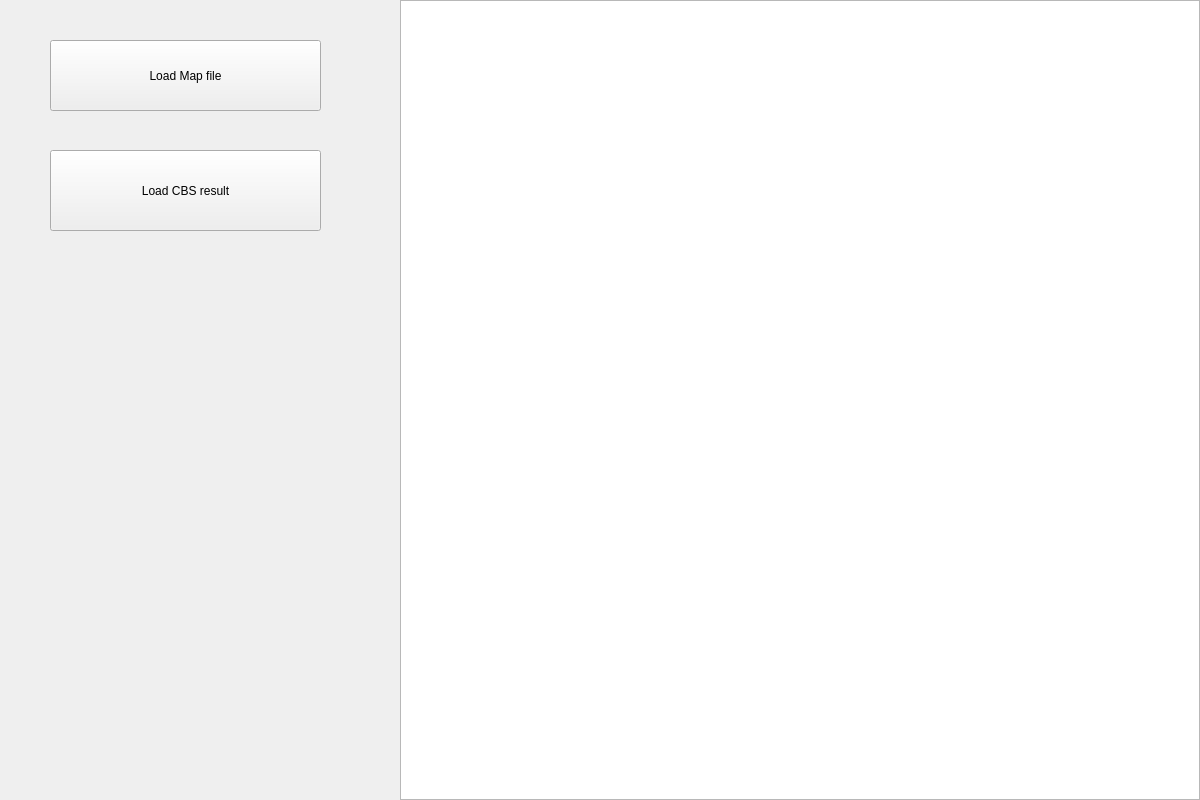
Before: the Qt Designer form ui/main_widget.ui in Edwardscy/pathfinding_visualizer, drawn with Qt 5.
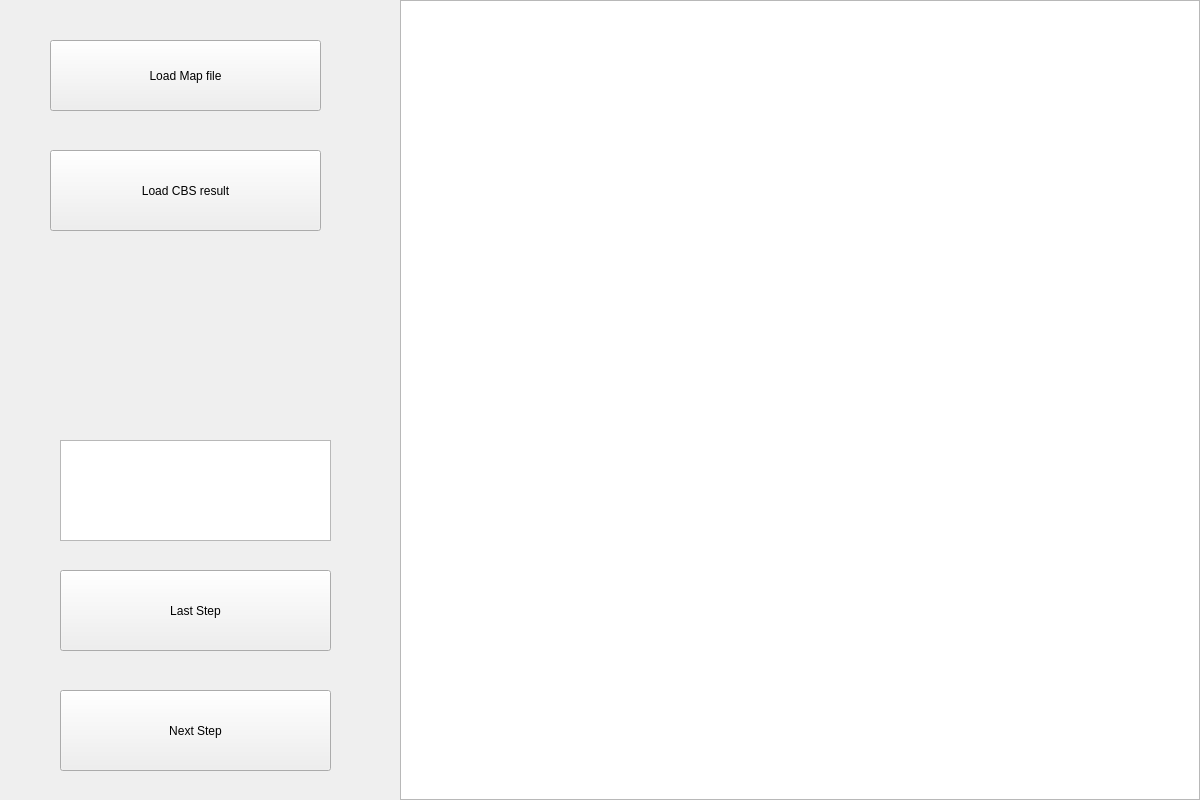
After: the same form once the commit is applied.

```diff
--- a/ui/main_widget.ui
+++ b/ui/main_widget.ui
@@ -55,6 +55,48 @@
     <string>Load CBS result</string>
    </property>
   </widget>
+  <widget class="QPushButton" name="last_step_bt">
+   <property name="enabled">
+    <bool>true</bool>
+   </property>
+   <property name="geometry">
+    <rect>
+     <x>60</x>
+     <y>570</y>
+     <width>271</width>
+     <height>81</height>
+    </rect>
+   </property>
+   <property name="text">
+    <string>Last Step</string>
+   </property>
+  </widget>
+  <widget class="QPushButton" name="next_step_bt">
+   <property name="enabled">
+    <bool>true</bool>
+   </property>
+   <property name="geometry">
+    <rect>
+     <x>60</x>
+     <y>690</y>
+     <width>271</width>
+     <height>81</height>
+    </rect>
+   </property>
+   <property name="text">
+    <string>Next Step</string>
+   </property>
+  </widget>
+  <widget class="QTextBrowser" name="display_text">
+   <property name="geometry">
+    <rect>
+     <x>60</x>
+     <y>440</y>
+     <width>271</width>
+     <height>101</height>
+    </rect>
+   </property>
+  </widget>
  </widget>
  <resources/>
  <connections/>
```
